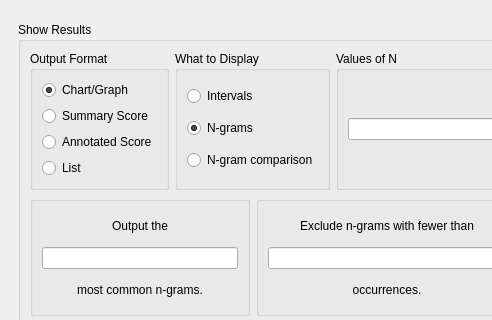
Before: the Qt Designer form gui_files/new_main_window.ui in ELVIS-Project/vis-framework, drawn with Qt 5; both pictures show x 0 to 492 and y 91 to 411 of the 849 by 678 pixel window.
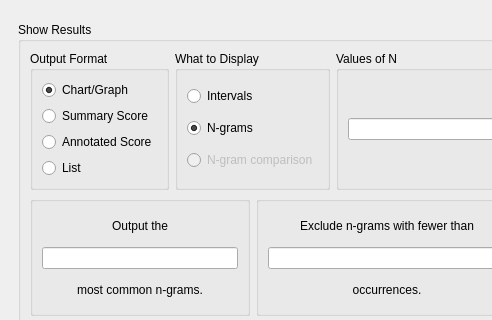
After: the same form once the commit is applied. Icons and pictures are not drawn.

Commit message:
Disabled "Compare" Feature in GUI
It doesn't work anyway. But I couldn't compile the form yet...

Patch:
```diff
--- a/gui_files/new_main_window.ui
+++ b/gui_files/new_main_window.ui
@@ -714,6 +714,9 @@
               </item>
               <item>
                <widget class="QRadioButton" name="rdo_compare">
+                <property name="enabled">
+                 <bool>false</bool>
+                </property>
                 <property name="text">
                  <string>N-gram comparison</string>
                 </property>
```
